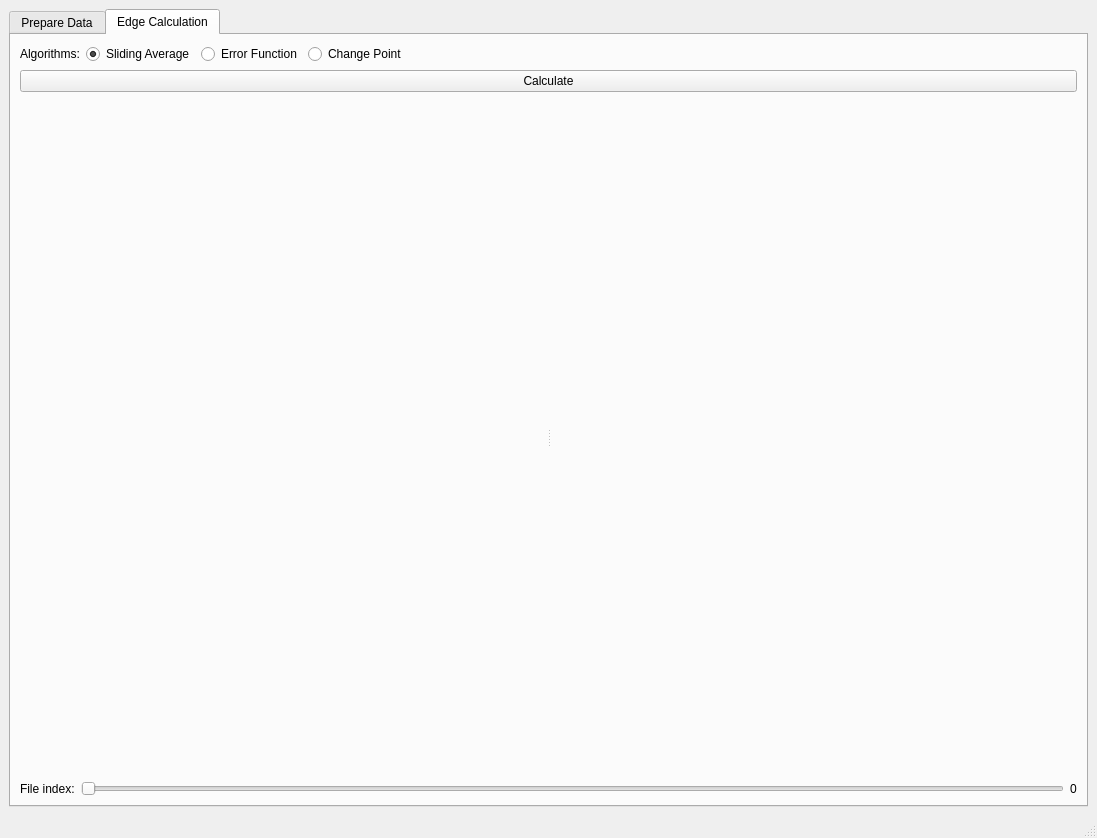
Qt form notebooks/ui/ui_wave_front_dynamics.ui (neutronimaging/python_notebooks) before a commit.
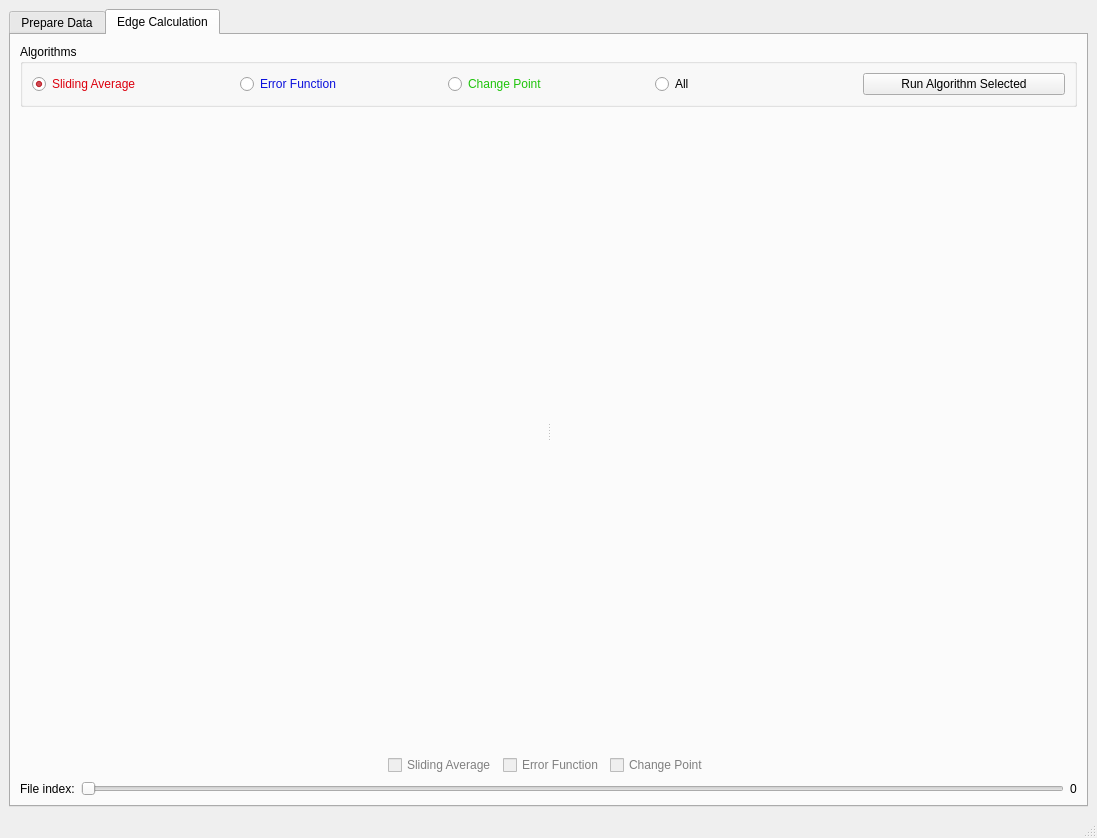
The same form after that commit. The open tabs and pages were chosen to show the change.

Diff of the .ui file:
```diff
--- a/notebooks/ui/ui_wave_front_dynamics.ui
+++ b/notebooks/ui/ui_wave_front_dynamics.ui
@@ -143,58 +143,269 @@
        </attribute>
        <layout class="QVBoxLayout" name="verticalLayout_3">
         <item>
-         <layout class="QHBoxLayout" name="horizontalLayout_4">
-          <item>
-           <widget class="QLabel" name="label_3">
-            <property name="text">
-             <string>Algorithms:</string>
-            </property>
-           </widget>
-          </item>
-          <item>
-           <widget class="QRadioButton" name="edge_calculation_sliding_average">
-            <property name="text">
-             <string>Sliding Average</string>
-            </property>
-            <property name="checked">
-             <bool>true</bool>
-            </property>
-           </widget>
-          </item>
-          <item>
-           <widget class="QRadioButton" name="edge_calculation_error_function">
-            <property name="text">
-             <string>Error Function</string>
-            </property>
-           </widget>
-          </item>
-          <item>
-           <widget class="QRadioButton" name="edge_calculation_change_point">
-            <property name="text">
-             <string>Change Point</string>
-            </property>
-           </widget>
-          </item>
-          <item>
-           <spacer name="horizontalSpacer_2">
-            <property name="orientation">
-             <enum>Qt::Horizontal</enum>
-            </property>
-            <property name="sizeHint" stdset="0">
-             <size>
-              <width>40</width>
-              <height>20</height>
-             </size>
-            </property>
-           </spacer>
-          </item>
-         </layout>
-        </item>
-        <item>
-         <widget class="QPushButton" name="edge_calculation_calculate_button">
-          <property name="text">
-           <string>Calculate</string>
+         <widget class="QGroupBox" name="groupBox_2">
+          <property name="title">
+           <string>Algorithms</string>
           </property>
+          <layout class="QHBoxLayout" name="horizontalLayout_6">
+           <item>
+            <widget class="QRadioButton" name="edge_calculation_sliding_average">
+             <property name="palette">
+              <palette>
+               <active>
+                <colorrole role="WindowText">
+                 <brush brushstyle="SolidPattern">
+                  <color alpha="255">
+                   <red>220</red>
+                   <green>0</green>
+                   <blue>14</blue>
+                  </color>
+                 </brush>
+                </colorrole>
+                <colorrole role="Text">
+                 <brush brushstyle="SolidPattern">
+                  <color alpha="255">
+                   <red>220</red>
+                   <green>0</green>
+                   <blue>14</blue>
+                  </color>
+                 </brush>
+                </colorrole>
+                <colorrole role="ButtonText">
+                 <brush brushstyle="SolidPattern">
+                  <color alpha="255">
+                   <red>220</red>
+                   <green>0</green>
+                   <blue>14</blue>
+                  </color>
+                 </brush>
+                </colorrole>
+                <colorrole role="HighlightedText">
+                 <brush brushstyle="SolidPattern">
+                  <color alpha="255">
+                   <red>220</red>
+                   <green>0</green>
+                   <blue>14</blue>
+                  </color>
+                 </brush>
+                </colorrole>
+                <colorrole role="ToolTipText">
+                 <brush brushstyle="SolidPattern">
+                  <color alpha="255">
+                   <red>220</red>
+                   <green>0</green>
+                   <blue>14</blue>
+                  </color>
+                 </brush>
+                </colorrole>
+               </active>
+               <inactive>
+                <colorrole role="WindowText">
+                 <brush brushstyle="SolidPattern">
+                  <color alpha="255">
+                   <red>220</red>
+                   <green>0</green>
+                   <blue>14</blue>
+                  </color>
+                 </brush>
+                </colorrole>
+                <colorrole role="Text">
+                 <brush brushstyle="SolidPattern">
+                  <color alpha="255">
+                   <red>220</red>
+                   <green>0</green>
+                   <blue>14</blue>
+                  </color>
+                 </brush>
+                </colorrole>
+                <colorrole role="ButtonText">
+                 <brush brushstyle="SolidPattern">
+                  <color alpha="255">
+                   <red>220</red>
+                   <green>0</green>
+                   <blue>14</blue>
+                  </color>
+                 </brush>
+                </colorrole>
+                <colorrole role="HighlightedText">
+                 <brush brushstyle="SolidPattern">
+                  <color alpha="255">
+                   <red>220</red>
+                   <green>0</green>
+                   <blue>14</blue>
+                  </color>
+                 </brush>
+                </colorrole>
+                <colorrole role="ToolTipText">
+                 <brush brushstyle="SolidPattern">
+                  <color alpha="255">
+                   <red>220</red>
+                   <green>0</green>
+                   <blue>14</blue>
+                  </color>
+                 </brush>
+                </colorrole>
+               </inactive>
+               <disabled>
+                <colorrole role="WindowText">
+                 <brush brushstyle="SolidPattern">
+                  <color alpha="255">
+                   <red>127</red>
+                   <green>127</green>
+                   <blue>127</blue>
+                  </color>
+                 </brush>
+                </colorrole>
+                <colorrole role="Text">
+                 <brush brushstyle="SolidPattern">
+                  <color alpha="255">
+                   <red>127</red>
+                   <green>127</green>
+                   <blue>127</blue>
+                  </color>
+                 </brush>
+                </colorrole>
+                <colorrole role="ButtonText">
+                 <brush brushstyle="SolidPattern">
+                  <color alpha="255">
+                   <red>148</red>
+                   <green>148</green>
+                   <blue>148</blue>
+                  </color>
+                 </brush>
+                </colorrole>
+                <colorrole role="HighlightedText">
+                 <brush brushstyle="SolidPattern">
+                  <color alpha="255">
+                   <red>220</red>
+                   <green>0</green>
+                   <blue>14</blue>
+                  </color>
+                 </brush>
+                </colorrole>
+                <colorrole role="ToolTipText">
+                 <brush brushstyle="SolidPattern">
+                  <color alpha="255">
+                   <red>220</red>
+                   <green>0</green>
+                   <blue>14</blue>
+                  </color>
+                 </brush>
+                </colorrole>
+               </disabled>
+              </palette>
+             </property>
+             <property name="text">
+              <string>Sliding Average</string>
+             </property>
+             <property name="checked">
+              <bool>true</bool>
+             </property>
+            </widget>
+           </item>
+           <item>
+            <widget class="QRadioButton" name="edge_calculation_error_function">
+             <property name="palette">
+              <palette>
+               <active>
+                <colorrole role="WindowText">
+                 <brush brushstyle="SolidPattern">
+                  <color alpha="255">
+                   <red>11</red>
+                   <green>16</green>
+                   <blue>220</blue>
+                  </color>
+                 </brush>
+                </colorrole>
+               </active>
+               <inactive>
+                <colorrole role="WindowText">
+                 <brush brushstyle="SolidPattern">
+                  <color alpha="255">
+                   <red>11</red>
+                   <green>16</green>
+                   <blue>220</blue>
+                  </color>
+                 </brush>
+                </colorrole>
+               </inactive>
+               <disabled>
+                <colorrole role="WindowText">
+                 <brush brushstyle="SolidPattern">
+                  <color alpha="255">
+                   <red>127</red>
+                   <green>127</green>
+                   <blue>127</blue>
+                  </color>
+                 </brush>
+                </colorrole>
+               </disabled>
+              </palette>
+             </property>
+             <property name="text">
+              <string>Error Function</string>
+             </property>
+            </widget>
+           </item>
+           <item>
+            <widget class="QRadioButton" name="edge_calculation_change_point">
+             <property name="palette">
+              <palette>
+               <active>
+                <colorrole role="WindowText">
+                 <brush brushstyle="SolidPattern">
+                  <color alpha="255">
+                   <red>30</red>
+                   <green>196</green>
+                   <blue>10</blue>
+                  </color>
+                 </brush>
+                </colorrole>
+               </active>
+               <inactive>
+                <colorrole role="WindowText">
+                 <brush brushstyle="SolidPattern">
+                  <color alpha="255">
+                   <red>30</red>
+                   <green>196</green>
+                   <blue>10</blue>
+                  </color>
+                 </brush>
+                </colorrole>
+               </inactive>
+               <disabled>
+                <colorrole role="WindowText">
+                 <brush brushstyle="SolidPattern">
+                  <color alpha="255">
+                   <red>127</red>
+                   <green>127</green>
+                   <blue>127</blue>
+                  </color>
+                 </brush>
+                </colorrole>
+               </disabled>
+              </palette>
+             </property>
+             <property name="text">
+              <string>Change Point</string>
+             </property>
+            </widget>
+           </item>
+           <item>
+            <widget class="QRadioButton" name="edge_calculation_all">
+             <property name="text">
+              <string>All</string>
+             </property>
+            </widget>
+           </item>
+           <item>
+            <widget class="QPushButton" name="edge_calculation_calculate_button">
+             <property name="text">
+              <string>Run Algorithm Selected</string>
+             </property>
+            </widget>
+           </item>
+          </layout>
          </widget>
         </item>
         <item>
@@ -226,6 +437,288 @@
           </widget>
          </widget>
         </item>
+        <item>
+         <layout class="QHBoxLayout" name="horizontalLayout_4">
+          <item>
+           <spacer name="horizontalSpacer_2">
+            <property name="orientation">
+             <enum>Qt::Horizontal</enum>
+            </property>
+            <property name="sizeHint" stdset="0">
+             <size>
+              <width>40</width>
+              <height>20</height>
+             </size>
+            </property>
+           </spacer>
+          </item>
+          <item>
+           <widget class="QCheckBox" name="plot_edge_calculation_sliding_average">
+            <property name="enabled">
+             <bool>false</bool>
+            </property>
+            <property name="palette">
+             <palette>
+              <active>
+               <colorrole role="WindowText">
+                <brush brushstyle="SolidPattern">
+                 <color alpha="255">
+                  <red>220</red>
+                  <green>0</green>
+                  <blue>14</blue>
+                 </color>
+                </brush>
+               </colorrole>
+               <colorrole role="Text">
+                <brush brushstyle="SolidPattern">
+                 <color alpha="255">
+                  <red>220</red>
+                  <green>0</green>
+                  <blue>14</blue>
+                 </color>
+                </brush>
+               </colorrole>
+               <colorrole role="ButtonText">
+                <brush brushstyle="SolidPattern">
+                 <color alpha="255">
+                  <red>220</red>
+                  <green>0</green>
+                  <blue>14</blue>
+                 </color>
+                </brush>
+               </colorrole>
+               <colorrole role="HighlightedText">
+                <brush brushstyle="SolidPattern">
+                 <color alpha="255">
+                  <red>220</red>
+                  <green>0</green>
+                  <blue>14</blue>
+                 </color>
+                </brush>
+               </colorrole>
+               <colorrole role="ToolTipText">
+                <brush brushstyle="SolidPattern">
+                 <color alpha="255">
+                  <red>220</red>
+                  <green>0</green>
+                  <blue>14</blue>
+                 </color>
+                </brush>
+               </colorrole>
+              </active>
+              <inactive>
+               <colorrole role="WindowText">
+                <brush brushstyle="SolidPattern">
+                 <color alpha="255">
+                  <red>220</red>
+                  <green>0</green>
+                  <blue>14</blue>
+                 </color>
+                </brush>
+               </colorrole>
+               <colorrole role="Text">
+                <brush brushstyle="SolidPattern">
+                 <color alpha="255">
+                  <red>220</red>
+                  <green>0</green>
+                  <blue>14</blue>
+                 </color>
+                </brush>
+               </colorrole>
+               <colorrole role="ButtonText">
+                <brush brushstyle="SolidPattern">
+                 <color alpha="255">
+                  <red>220</red>
+                  <green>0</green>
+                  <blue>14</blue>
+                 </color>
+                </brush>
+               </colorrole>
+               <colorrole role="HighlightedText">
+                <brush brushstyle="SolidPattern">
+                 <color alpha="255">
+                  <red>220</red>
+                  <green>0</green>
+                  <blue>14</blue>
+                 </color>
+                </brush>
+               </colorrole>
+               <colorrole role="ToolTipText">
+                <brush brushstyle="SolidPattern">
+                 <color alpha="255">
+                  <red>220</red>
+                  <green>0</green>
+                  <blue>14</blue>
+                 </color>
+                </brush>
+               </colorrole>
+              </inactive>
+              <disabled>
+               <colorrole role="WindowText">
+                <brush brushstyle="SolidPattern">
+                 <color alpha="255">
+                  <red>127</red>
+                  <green>127</green>
+                  <blue>127</blue>
+                 </color>
+                </brush>
+               </colorrole>
+               <colorrole role="Text">
+                <brush brushstyle="SolidPattern">
+                 <color alpha="255">
+                  <red>127</red>
+                  <green>127</green>
+                  <blue>127</blue>
+                 </color>
+                </brush>
+               </colorrole>
+               <colorrole role="ButtonText">
+                <brush brushstyle="SolidPattern">
+                 <color alpha="255">
+                  <red>148</red>
+                  <green>148</green>
+                  <blue>148</blue>
+                 </color>
+                </brush>
+               </colorrole>
+               <colorrole role="HighlightedText">
+                <brush brushstyle="SolidPattern">
+                 <color alpha="255">
+                  <red>220</red>
+                  <green>0</green>
+                  <blue>14</blue>
+                 </color>
+                </brush>
+               </colorrole>
+               <colorrole role="ToolTipText">
+                <brush brushstyle="SolidPattern">
+                 <color alpha="255">
+                  <red>220</red>
+                  <green>0</green>
+                  <blue>14</blue>
+                 </color>
+                </brush>
+               </colorrole>
+              </disabled>
+             </palette>
+            </property>
+            <property name="text">
+             <string>Sliding Average</string>
+            </property>
+            <property name="checked">
+             <bool>false</bool>
+            </property>
+           </widget>
+          </item>
+          <item>
+           <widget class="QCheckBox" name="plot_edge_calculation_error_function">
+            <property name="enabled">
+             <bool>false</bool>
+            </property>
+            <property name="palette">
+             <palette>
+              <active>
+               <colorrole role="WindowText">
+                <brush brushstyle="SolidPattern">
+                 <color alpha="255">
+                  <red>11</red>
+                  <green>16</green>
+                  <blue>220</blue>
+                 </color>
+                </brush>
+               </colorrole>
+              </active>
+              <inactive>
+               <colorrole role="WindowText">
+                <brush brushstyle="SolidPattern">
+                 <color alpha="255">
+                  <red>11</red>
+                  <green>16</green>
+                  <blue>220</blue>
+                 </color>
+                </brush>
+               </colorrole>
+              </inactive>
+              <disabled>
+               <colorrole role="WindowText">
+                <brush brushstyle="SolidPattern">
+                 <color alpha="255">
+                  <red>127</red>
+                  <green>127</green>
+                  <blue>127</blue>
+                 </color>
+                </brush>
+               </colorrole>
+              </disabled>
+             </palette>
+            </property>
+            <property name="text">
+             <string>Error Function</string>
+            </property>
+           </widget>
+          </item>
+          <item>
+           <widget class="QCheckBox" name="plot_edge_calculation_change_point">
+            <property name="enabled">
+             <bool>false</bool>
+            </property>
+            <property name="palette">
+             <palette>
+              <active>
+               <colorrole role="WindowText">
+                <brush brushstyle="SolidPattern">
+                 <color alpha="255">
+                  <red>30</red>
+                  <green>196</green>
+                  <blue>10</blue>
+                 </color>
+                </brush>
+               </colorrole>
+              </active>
+              <inactive>
+               <colorrole role="WindowText">
+                <brush brushstyle="SolidPattern">
+                 <color alpha="255">
+                  <red>30</red>
+                  <green>196</green>
+                  <blue>10</blue>
+                 </color>
+                </brush>
+               </colorrole>
+              </inactive>
+              <disabled>
+               <colorrole role="WindowText">
+                <brush brushstyle="SolidPattern">
+                 <color alpha="255">
+                  <red>127</red>
+                  <green>127</green>
+                  <blue>127</blue>
+                 </color>
+                </brush>
+               </colorrole>
+              </disabled>
+             </palette>
+            </property>
+            <property name="text">
+             <string>Change Point</string>
+            </property>
+           </widget>
+          </item>
+          <item>
+           <spacer name="horizontalSpacer_3">
+            <property name="orientation">
+             <enum>Qt::Horizontal</enum>
+            </property>
+            <property name="sizeHint" stdset="0">
+             <size>
+              <width>40</width>
+              <height>20</height>
+             </size>
+            </property>
+           </spacer>
+          </item>
+         </layout>
+        </item>
         <item>
          <layout class="QHBoxLayout" name="horizontalLayout_5">
           <item>
```
Left out of the diff: 41 changed lines with no effect on the pictures.
